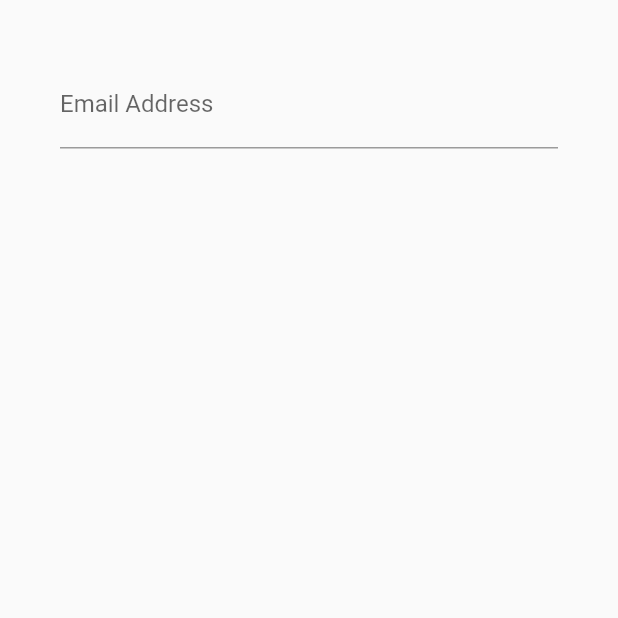
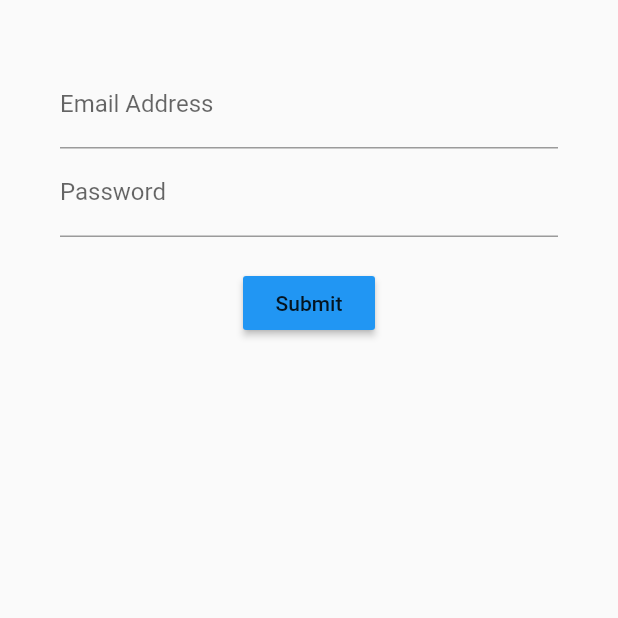
Before and after one commit to pratikpathak99/flutter, a Flutter app: the screen it shows after launch, on a phone screen of 412 x 824 dp, the top half of it. Run offline on Flutter 3.47's test engine with Material 2 defaults, Android fonts, the phone set to English and light mode, and no system bars.

Commit message:
Update login_screen.dart

```diff
--- a/login_form/flutter_app/lib/src/screens/login_screen.dart
+++ b/login_form/flutter_app/lib/src/screens/login_screen.dart
@@ -1,3 +1,4 @@
+import 'package:flutter/cupertino.dart';
 import 'package:flutter/material.dart';
 
 class LoginScreen extends StatefulWidget{
@@ -8,32 +9,77 @@ class LoginScreen extends StatefulWidget{
 }
 
 class LoginScreenState extends State<LoginScreen>{
+  String email_id = '';
+  String password = '';
+  final formkey = GlobalKey<FormState>();
   Widget build(context) {
     return Container(
       margin: EdgeInsets.all(40.0),
       child: Form(
+        key: formkey,
         child: Column(
           children:[
             emailField(),
-            //passwordField(),
-            //submitButton(),
+            passwordField(),
+            Container(margin: EdgeInsets.only(top: 20.0),),
+            submitButton(),
           ],
         ),
       ),
     );
   }
   Widget emailField(){
+
+
+
     return TextFormField(
+
+      keyboardType: TextInputType.emailAddress,
       decoration: InputDecoration(
         labelText: 'Email Address',
         hintText: 'you@example.com'
       ),
+      validator: (String value){
+        //return null if valid
+        // otherwise string (with the error message) if invalid
+        if(!value.contains('@')){
+          return 'Please enter a valid email';
+        }
+        return null;
+      },
+      onSaved: (String value){
+        email_id = value;
+      },
     );
   }
   Widget passwordField(){
+    return TextFormField(
+      obscureText: true,
+      decoration: InputDecoration(
+        labelText: "Password",
+        hintText: "Password"
+      ),
+      validator: (String value){
+        if(value.length<4){
+          return 'Please enter at least 4 characters';
+        }
+        return null;
+      },
+      onSaved: (String value){
+        password = value;
+      },
+    );
 
   }
   Widget submitButton(){
-
+    return RaisedButton(
+      color: Colors.blue,
+      child: Text('Submit'),
+      onPressed: () {
+        if(formkey.currentState.validate()){
+          formkey.currentState.save();
+        }
+      },
+    );
   }
 }
```
